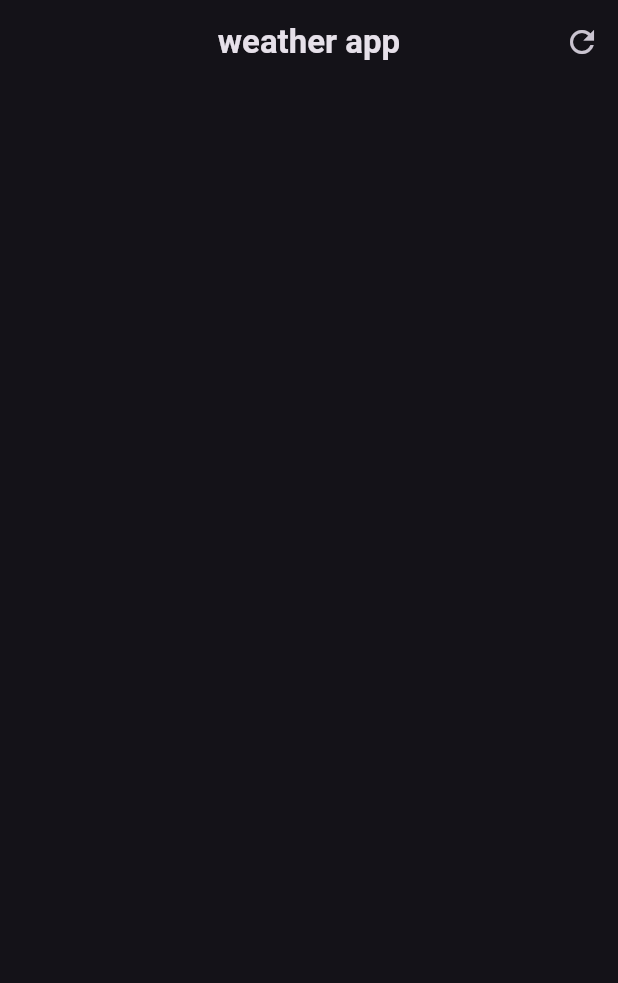
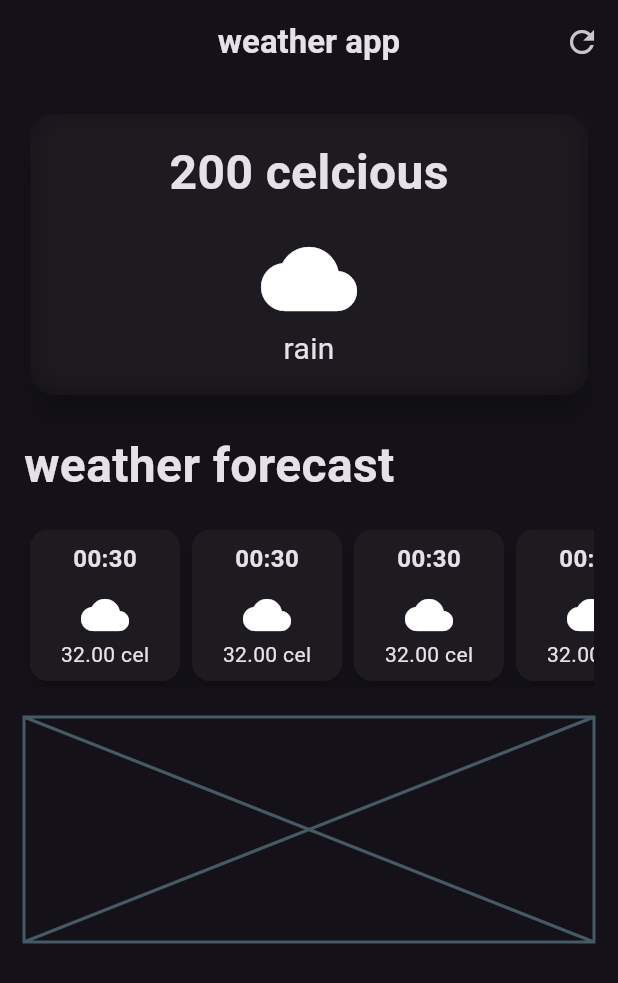
Before and after one commit to Suvisuttikasame/weather-app, a Flutter app: the screen it shows after launch, on a phone screen of 412 x 824 dp. Shown: the top 983 px of the screen. Run offline on Flutter 3.47's test engine with Material 3 defaults, Android fonts, the phone set to English and light mode, and no system bars.

Commit message:
- [feat] hourly forecast

```diff
--- a/lib/weather_screen.dart
+++ b/lib/weather_screen.dart
@@ -1,3 +1,5 @@
+import 'dart:ui';
+
 import 'package:flutter/material.dart';
 
 class WeatherScreen extends StatelessWidget {
@@ -16,6 +18,122 @@ class WeatherScreen extends StatelessWidget {
             IconButton(onPressed: () {}, icon: const Icon(Icons.refresh))
           ],
         ),
+        body: Padding(
+          padding: const EdgeInsets.all(16),
+          child: Column(
+            crossAxisAlignment: CrossAxisAlignment.start,
+            children: [
+              SizedBox(
+                width: double.infinity,
+                child: Card(
+                  elevation: 10,
+                  shape: RoundedRectangleBorder(
+                      borderRadius: BorderRadius.circular(16)),
+                  child: ClipRRect(
+                    borderRadius: BorderRadius.circular(16),
+                    child: BackdropFilter(
+                      filter: ImageFilter.blur(
+                        sigmaX: 10,
+                        sigmaY: 10,
+                      ),
+                      child: const Padding(
+                        padding: EdgeInsets.all(16.0),
+                        child: Column(
+                          children: [
+                            Text(
+                              '200 celcious',
+                              style: TextStyle(
+                                fontWeight: FontWeight.bold,
+                                fontSize: 32,
+                              ),
+                            ),
+                            SizedBox(
+                              height: 16,
+                            ),
+                            Icon(
+                              Icons.cloud,
+                              size: 64,
+                            ),
+                            Text(
+                              'rain',
+                              style: TextStyle(fontSize: 20),
+                            )
+                          ],
+                        ),
+                      ),
+                    ),
+                  ),
+                ),
+              ),
+              const SizedBox(
+                height: 20,
+              ),
+              const Text(
+                'weather forecast',
+                style: TextStyle(
+                  fontWeight: FontWeight.bold,
+                  fontSize: 32,
+                ),
+              ),
+              const SizedBox(
+                height: 16,
+              ),
+              const SingleChildScrollView(
+                scrollDirection: Axis.horizontal,
+                child: Row(
+                  children: [
+                    HourlyForecastItem(),
+                    HourlyForecastItem(),
+                    HourlyForecastItem(),
+                    HourlyForecastItem(),
+                  ],
+                ),
+              ),
+              SizedBox(
+                height: 20,
+              ),
+              Placeholder(
+                fallbackHeight: 150,
+              ),
+            ],
+          ),
+        ));
+  }
+}
+
+class HourlyForecastItem extends StatelessWidget {
+  const HourlyForecastItem({super.key});
+
+  @override
+  Widget build(BuildContext context) {
+    return Card(
+      elevation: 6,
+      child: Container(
+        width: 100,
+        padding: const EdgeInsets.all(8.0),
+        decoration: BoxDecoration(borderRadius: BorderRadius.circular(16)),
+        child: const Column(
+          children: [
+            Text(
+              '00:30',
+              style: TextStyle(
+                fontSize: 16,
+                fontWeight: FontWeight.bold,
+              ),
+            ),
+            SizedBox(
+              height: 10,
+            ),
+            Icon(
+              Icons.cloud,
+              size: 32,
+            ),
+            Text(
+              '32.00 cel',
+            ),
+          ],
+        ),
+      ),
     );
   }
 }
```
Lines whose indentation alone changed are shown as unchanged.
